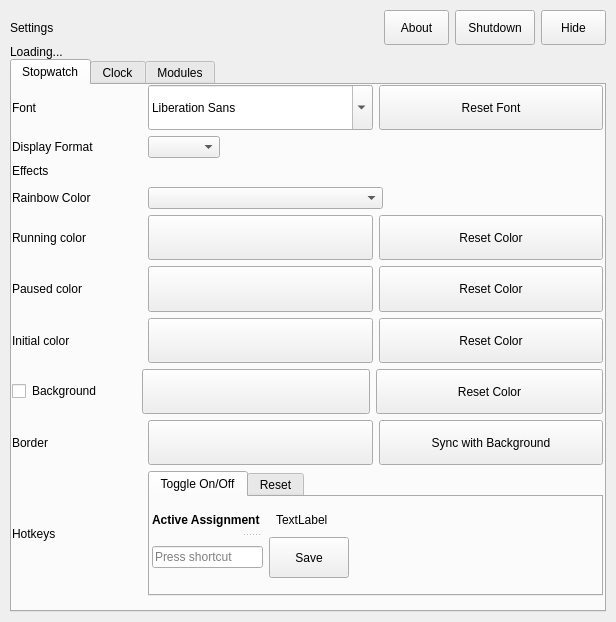
Before: the Qt Designer form stopwatchinteractiveeditor.ui in Bo0sted/phasmophobia-stopwatch-timer, drawn with Qt 5.
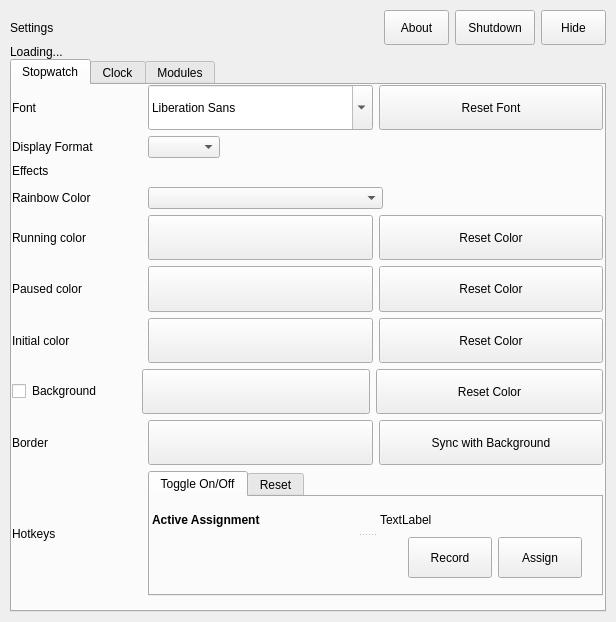
After: the same form once the commit is applied.

Patch:
```diff
--- a/stopwatchinteractiveeditor.ui
+++ b/stopwatchinteractiveeditor.ui
@@ -833,7 +833,7 @@
                  <rect>
                   <x>-8</x>
                   <y>0</y>
-                  <width>217</width>
+                  <width>450</width>
                   <height>91</height>
                  </rect>
                 </property>
@@ -911,19 +911,28 @@
                    <widget class="QWidget" name="layoutWidget_5">
                     <layout class="QHBoxLayout" name="horizontalLayout_2">
                      <item>
-                      <widget class="QKeySequenceEdit" name="ToggleTabHotkeyInput">
+                      <widget class="QLabel" name="HotkeyAssignModeDisplay">
                        <property name="sizePolicy">
-                        <sizepolicy hsizetype="Preferred" vsizetype="Preferred">
+                        <sizepolicy hsizetype="Fixed" vsizetype="Preferred">
                          <horstretch>0</horstretch>
                          <verstretch>0</verstretch>
                         </sizepolicy>
                        </property>
-                       <property name="focusPolicy">
-                        <enum>Qt::FocusPolicy::ClickFocus</enum>
+                       <property name="minimumSize">
+                        <size>
+                         <width>250</width>
+                         <height>0</height>
+                        </size>
                        </property>
-                       <property name="maximumSequenceLength">
-                        <longLong>1</longLong>
+                       <property name="maximumSize">
+                        <size>
+                         <width>16777215</width>
+                         <height>16777215</height>
+                        </size>
                        </property>
+                       <property name="text">
+                        <string/>
+                       </property>
                       </widget>
                      </item>
                      <item>
@@ -935,7 +944,23 @@
                         </sizepolicy>
                        </property>
                        <property name="text">
-                        <string>Save</string>
+                        <string>Record</string>
+                       </property>
+                      </widget>
+                     </item>
+                     <item>
+                      <widget class="QPushButton" name="AssignToggleHotkeyPushButton">
+                       <property name="enabled">
+                        <bool>true</bool>
+                       </property>
+                       <property name="sizePolicy">
+                        <sizepolicy hsizetype="Preferred" vsizetype="Preferred">
+                         <horstretch>0</horstretch>
+                         <verstretch>0</verstretch>
+                        </sizepolicy>
+                       </property>
+                       <property name="text">
+                        <string>Assign</string>
                        </property>
                       </widget>
                      </item>
```
Left out of the diff: 365 changed lines with no effect on the pictures.
